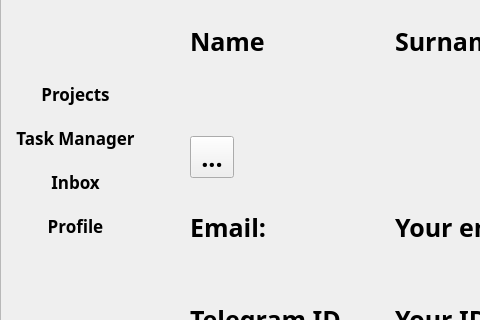
Old version of the form ui/MainWindowProfile.ui in the repository kiozet/TaskManagerWithAI; both pictures show x 0 to 480 and y 158 to 478 of the 649 by 810 pixel window.
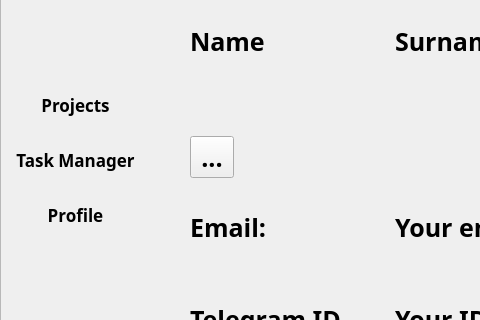
New version of the form. Icons and pictures are not drawn.

Commit message: modernize prf wind

The edit to the form file:
```diff
--- a/ui/MainWindowProfile.ui
+++ b/ui/MainWindowProfile.ui
@@ -121,29 +121,6 @@
       </property>
      </widget>
     </item>
-    <item>
-     <widget class="QPushButton" name="inboxBtn">
-      <property name="enabled">
-       <bool>true</bool>
-      </property>
-      <property name="font">
-       <font>
-        <family>.SF Soft Numeric</family>
-        <pointsize>13</pointsize>
-        <weight>75</weight>
-        <italic>false</italic>
-        <bold>true</bold>
-        <stylestrategy>PreferDefault</stylestrategy>
-       </font>
-      </property>
-      <property name="text">
-       <string>Inbox</string>
-      </property>
-      <property name="flat">
-       <bool>true</bool>
-      </property>
-     </widget>
-    </item>
     <item>
      <widget class="QPushButton" name="profileBtn">
       <property name="enabled">
```
The commit also changes 1 other file.
